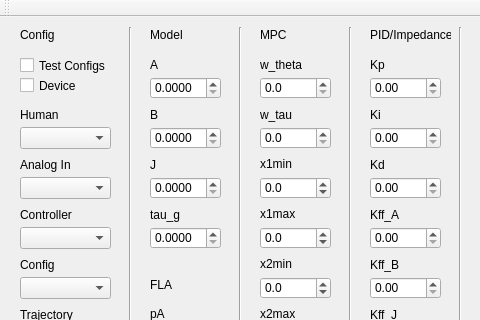
First picture: the form in GUI/GUI.ui, repository cic12/exo_control, before the edit; both pictures show x 0 to 480 and y 0 to 320 of the 1001 by 875 pixel window.
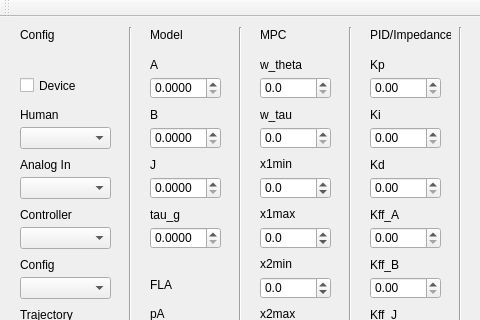
Second picture: the form after the edit. Custom widgets are drawn as their Qt base class.

Commit message: Writing test name added.

```diff
--- a/GUI/GUI.ui
+++ b/GUI/GUI.ui
@@ -1263,22 +1263,6 @@
      <string>Run Sims</string>
     </property>
    </widget>
-   <widget class="QCheckBox" name="testConfigsBox">
-    <property name="geometry">
-     <rect>
-      <x>20</x>
-      <y>40</y>
-      <width>91</width>
-      <height>17</height>
-     </rect>
-    </property>
-    <property name="text">
-     <string>Test Configs</string>
-    </property>
-    <property name="checked">
-     <bool>false</bool>
-    </property>
-   </widget>
   </widget>
   <widget class="QMenuBar" name="menuBar">
    <property name="geometry">
```
The commit also changes 4 other files.
